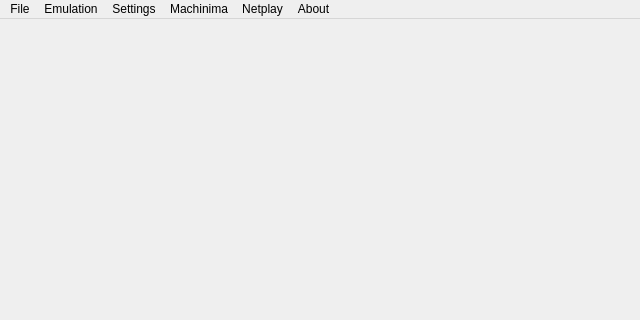
This is mupen64plus-gui/mainwindow.ui in Llennpie/m64core as Qt 5 draws it before an edit; both pictures show x 0 to 640 and y 0 to 320 of the 640 by 480 pixel window. The edited form follows.
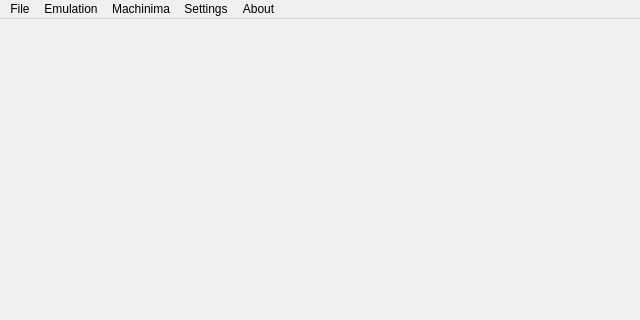
This is the edited form.

```diff
--- a/mupen64plus-gui/mainwindow.ui
+++ b/mupen64plus-gui/mainwindow.ui
@@ -20,7 +20,7 @@
      <x>0</x>
      <y>0</y>
      <width>640</width>
-     <height>32</height>
+     <height>21</height>
     </rect>
    </property>
    <property name="nativeMenuBar">
@@ -75,13 +75,6 @@
     <addaction name="actionFreeze_Camera"/>
     <addaction name="actionSoftFreeze_Camera"/>
    </widget>
-   <widget class="QMenu" name="menuNetplay">
-    <property name="title">
-     <string>Netplay</string>
-    </property>
-    <addaction name="actionCreate_Room"/>
-    <addaction name="actionJoin_Room"/>
-   </widget>
    <widget class="QMenu" name="menuAbout">
     <property name="title">
      <string>About</string>
@@ -90,9 +83,8 @@
    </widget>
    <addaction name="menuFile"/>
    <addaction name="menuEmulation"/>
-   <addaction name="menuSettings"/>
    <addaction name="menuMachinima"/>
-   <addaction name="menuNetplay"/>
+   <addaction name="menuSettings"/>
    <addaction name="menuAbout"/>
   </widget>
   <widget class="QStatusBar" name="statusBar"/>
```
Left out of the diff: 13 changed lines with no effect on the pictures. Lines whose indentation alone changed are shown as unchanged.
